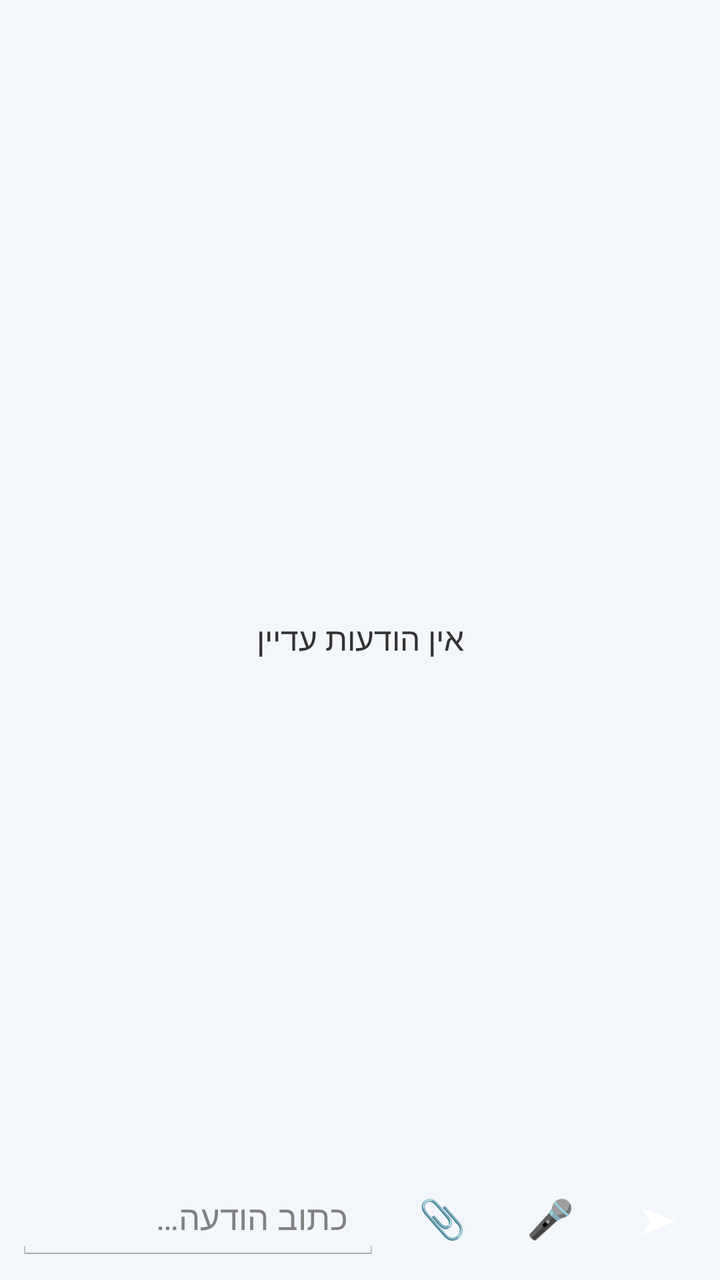
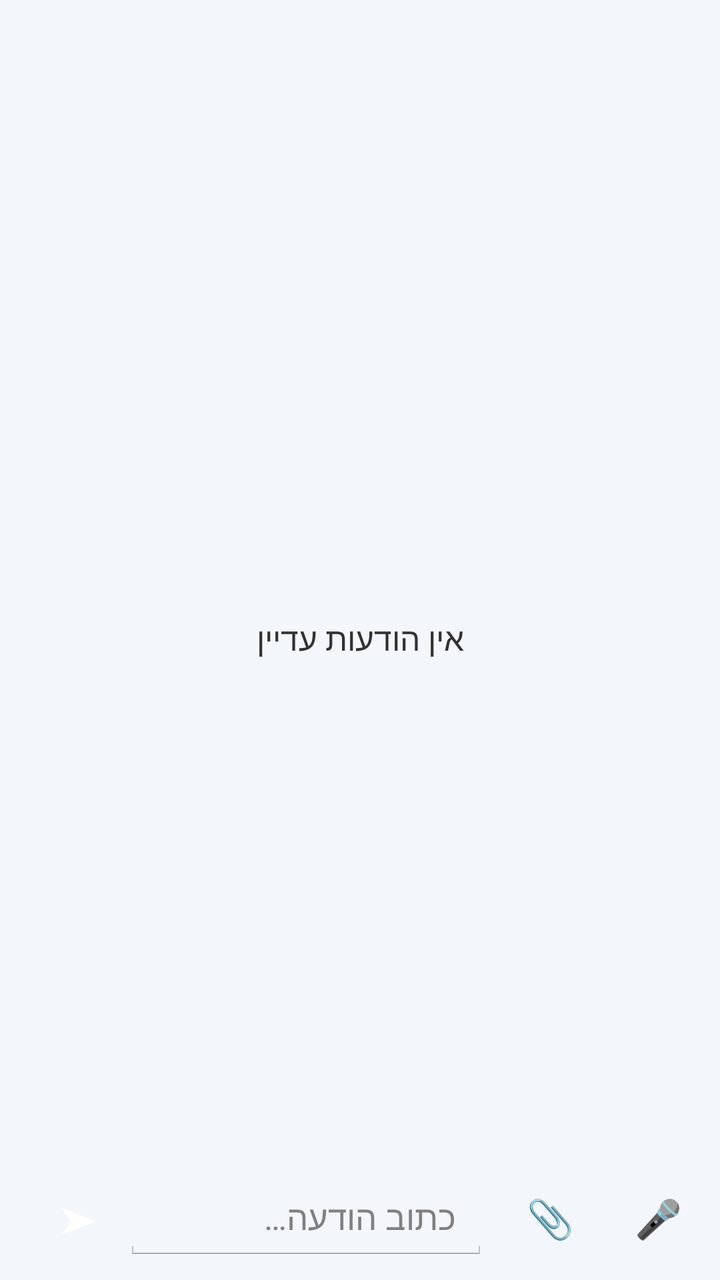

Screens rendered from an Android XML layout before and after an edit, with the pre-edit source and the edit as a unified diff.
<!-- AndroidManifest.xml: application theme AppTheme -->
<!-- res/layout/activity_chat.xml -->
<?xml version="1.0" encoding="utf-8"?>
<LinearLayout xmlns:android="http://schemas.android.com/apk/res/android"
    android:id="@+id/chatRoot"
    android:layout_width="match_parent"
    android:layout_height="match_parent"
    android:orientation="vertical">

    <LinearLayout
        android:id="@+id/chatHeader"
        android:layout_width="match_parent"
        android:layout_height="wrap_content"
        android:gravity="center_vertical"
        android:orientation="horizontal"
        android:padding="10dp">

        <TextView
            android:id="@+id/chatAvatar"
            android:layout_width="40dp"
            android:layout_height="40dp" />

        <LinearLayout
            android:layout_width="0dp"
            android:layout_height="wrap_content"
            android:layout_marginLeft="12dp"
            android:layout_marginRight="12dp"
            android:layout_weight="1"
            android:orientation="vertical">

            <TextView
                android:id="@+id/chatTitle"
                android:layout_width="match_parent"
                android:layout_height="wrap_content"
                android:ellipsize="end"
                android:singleLine="true"
                android:textSize="18sp"
                android:textStyle="bold" />

            <TextView
                android:id="@+id/chatSub"
                android:layout_width="match_parent"
                android:layout_height="wrap_content"
                android:singleLine="true"
                android:textSize="12sp" />
        </LinearLayout>
    </LinearLayout>

    <FrameLayout
        android:layout_width="match_parent"
        android:layout_height="0dp"
        android:layout_weight="1">

        <ListView
            android:id="@+id/chatList"
            android:layout_width="match_parent"
            android:layout_height="match_parent"
            android:clipToPadding="false"
            android:divider="@android:color/transparent"
            android:dividerHeight="0dp"
            android:listSelector="@android:color/transparent"
            android:nextFocusDown="@+id/chatInput"
            android:paddingBottom="6dp"
            android:paddingTop="6dp"
            android:stackFromBottom="true"
            android:transcriptMode="alwaysScroll" />

        <TextView
            android:id="@+id/chatEmpty"
            android:layout_width="match_parent"
            android:layout_height="wrap_content"
            android:layout_gravity="center"
            android:gravity="center"
            android:padding="24dp"
            android:text="@string/chat_empty"
            android:textSize="16sp" />
    </FrameLayout>

    <LinearLayout
        android:id="@+id/chatRecBar"
        android:layout_width="match_parent"
        android:layout_height="wrap_content"
        android:background="#FFD64545"
        android:gravity="center_vertical"
        android:orientation="horizontal"
        android:padding="8dp"
        android:visibility="gone">

        <LinearLayout
            android:layout_width="0dp"
            android:layout_height="wrap_content"
            android:layout_weight="1"
            android:orientation="vertical">

            <TextView
                android:id="@+id/chatRec"
                android:layout_width="match_parent"
                android:layout_height="wrap_content"
                android:gravity="center_vertical"
                android:paddingLeft="8dp"
                android:paddingRight="8dp"
                android:textColor="#FFFFFFFF"
                android:textSize="16sp"
                android:textStyle="bold" />

            <TextView
                android:id="@+id/chatRecHint"
                android:layout_width="match_parent"
                android:layout_height="wrap_content"
                android:paddingLeft="8dp"
                android:paddingRight="8dp"
                android:textColor="#CCFFFFFF"
                android:textSize="11sp"
                android:visibility="gone" />
        </LinearLayout>

        <TextView
            android:id="@+id/chatRecPause"
            android:layout_width="46dp"
            android:layout_height="46dp"
            android:layout_marginLeft="6dp"
            android:contentDescription="@string/cd_rec_pause"
            android:focusable="true"
            android:gravity="center"
            android:nextFocusDown="@+id/chatRecPause"
            android:nextFocusLeft="@+id/chatRecSend"
            android:nextFocusRight="@+id/chatRecCancel"
            android:nextFocusUp="@+id/chatRecPause"
            android:text="⏸"
            android:textColor="#FFFFFFFF"
            android:textSize="20sp" />

        <TextView
            android:id="@+id/chatRecSend"
            android:layout_width="46dp"
            android:layout_height="46dp"
            android:layout_marginLeft="6dp"
            android:contentDescription="@string/cd_rec_send"
            android:focusable="true"
            android:gravity="center"
            android:nextFocusDown="@+id/chatRecSend"
            android:nextFocusLeft="@+id/chatRecCancel"
            android:nextFocusRight="@+id/chatRecPause"
            android:nextFocusUp="@+id/chatRecSend"
            android:text="➤"
            android:textColor="#FFFFFFFF"
            android:textSize="20sp" />

        <TextView
            android:id="@+id/chatRecCancel"
            android:layout_width="46dp"
            android:layout_height="46dp"
            android:layout_marginLeft="6dp"
            android:contentDescription="@string/cd_rec_cancel"
            android:focusable="true"
            android:gravity="center"
            android:nextFocusDown="@+id/chatRecCancel"
            android:nextFocusLeft="@+id/chatRecPause"
            android:nextFocusRight="@+id/chatRecSend"
            android:nextFocusUp="@+id/chatRecCancel"
            android:text="🗑"
            android:textColor="#FFFFFFFF"
            android:textSize="20sp" />
    </LinearLayout>

    <TextView
        android:id="@+id/chatSendProgress"
        android:layout_width="match_parent"
        android:layout_height="wrap_content"
        android:gravity="center"
        android:padding="8dp"
        android:textSize="13sp"
        android:visibility="gone" />

    <LinearLayout
        android:id="@+id/chatInputRow"
        android:layout_width="match_parent"
        android:layout_height="wrap_content"
        android:gravity="center_vertical"
        android:orientation="horizontal"
        android:padding="8dp">

        <EditText
            android:id="@+id/chatInput"
            android:layout_width="0dp"
            android:layout_height="wrap_content"
            android:layout_weight="1"
            android:hint="@string/chat_hint"
            android:imeOptions="actionSend"
            android:inputType="textCapSentences|textMultiLine"
            android:maxLines="3"
            android:minHeight="44dp"
            android:nextFocusRight="@+id/chatAttach"
            android:nextFocusUp="@+id/chatList"
            android:paddingLeft="16dp"
            android:paddingRight="16dp"
            android:textSize="17sp" />

        <TextView
            android:id="@+id/chatAttach"
            android:layout_width="46dp"
            android:layout_height="46dp"
            android:layout_marginLeft="8dp"
            android:contentDescription="@string/cd_attach"
            android:focusable="true"
            android:gravity="center"
            android:nextFocusLeft="@+id/chatInput"
            android:nextFocusRight="@+id/chatMic"
            android:nextFocusUp="@+id/chatList"
            android:text="📎"
            android:textColor="#FFFFFFFF"
            android:textSize="19sp" />

        <TextView
            android:id="@+id/chatMic"
            android:layout_width="46dp"
            android:layout_height="46dp"
            android:layout_marginLeft="8dp"
            android:focusable="true"
            android:gravity="center"
            android:nextFocusLeft="@+id/chatAttach"
            android:nextFocusRight="@+id/chatSend"
            android:nextFocusUp="@+id/chatList"
            android:text="🎤"
            android:textColor="#FFFFFFFF"
            android:textSize="19sp" />

        <TextView
            android:id="@+id/chatSend"
            android:layout_width="46dp"
            android:layout_height="46dp"
            android:layout_marginLeft="8dp"
            android:focusable="true"
            android:gravity="center"
            android:nextFocusLeft="@+id/chatAttach"
            android:nextFocusUp="@+id/chatList"
            android:text="➤"
            android:textColor="#FFFFFFFF"
            android:textSize="19sp" />
    </LinearLayout>
</LinearLayout>
<!-- resources referenced by this layout -->
<resources>
  <string name="cd_attach">צרף תמונה</string>
  <string name="cd_rec_cancel">בטל הקלטה</string>
  <string name="cd_rec_pause">השהה או המשך הקלטה</string>
  <string name="cd_rec_send">שלח הקלטה</string>
  <string name="chat_empty">אין הודעות עדיין</string>
  <string name="chat_hint">כתוב הודעה…</string>
  <style name="AppTheme" parent="android:Theme.Holo.Light.NoActionBar">
          <item name="sbBg">@color/bg_light</item>
          <item name="sbHeader">@color/header_black</item>
          <item name="sbAccent">@color/accent_blue</item>
          <item name="sbText">@color/text_dark</item>
          <item name="sbTextSecondary">@color/text_dark_secondary</item>
          <item name="sbRow">@color/row_light</item>
          <item name="sbBubbleIn">@color/bubble_in_light</item>
          <item name="sbBubbleOut">@color/bubble_out_light</item>
          <item name="android:windowBackground">@color/bg_light</item>
      </style>
  <color name="bg_light">#FFF3F6FA</color>
  <color name="header_black">#FF0B5CAD</color>
  <color name="accent_blue">#FF0078D7</color>
  <color name="text_dark">#FF212121</color>
  <color name="text_dark_secondary">#FF5A5A5A</color>
  <color name="row_light">#FFFFFFFF</color>
  <color name="bubble_in_light">#FFE8EEF7</color>
  <color name="bubble_out_light">#FFD6EAFB</color>
</resources>

<!-- the commit's change to res/layout/activity_chat.xml (unified diff, before → after) -->
@@ -178,6 +178,21 @@
         android:orientation="horizontal"
         android:padding="8dp">
 
+        <TextView
+            android:id="@+id/chatSend"
+            android:layout_width="46dp"
+            android:layout_height="46dp"
+            android:layout_marginLeft="8dp"
+            android:focusable="true"
+            android:gravity="center"
+            android:nextFocusDown="@+id/chatSend"
+            android:nextFocusLeft="@+id/chatInput"
+            android:nextFocusRight="@+id/chatSend"
+            android:nextFocusUp="@+id/chatList"
+            android:text="➤"
+            android:textColor="#FFFFFFFF"
+            android:textSize="19sp" />
+
         <EditText
             android:id="@+id/chatInput"
             android:layout_width="0dp"
@@ -188,7 +203,8 @@
             android:inputType="textCapSentences|textMultiLine"
             android:maxLines="3"
             android:minHeight="44dp"
-            android:nextFocusRight="@+id/chatAttach"
+            android:nextFocusLeft="@+id/chatAttach"
+            android:nextFocusRight="@+id/chatInput"
             android:nextFocusUp="@+id/chatList"
             android:paddingLeft="16dp"
             android:paddingRight="16dp"
@@ -202,8 +218,9 @@
             android:contentDescription="@string/cd_attach"
             android:focusable="true"
             android:gravity="center"
-            android:nextFocusLeft="@+id/chatInput"
-            android:nextFocusRight="@+id/chatMic"
+            android:nextFocusDown="@+id/chatAttach"
+            android:nextFocusLeft="@+id/chatMic"
+            android:nextFocusRight="@+id/chatInput"
             android:nextFocusUp="@+id/chatList"
             android:text="📎"
             android:textColor="#FFFFFFFF"
@@ -216,23 +233,11 @@
             android:layout_marginLeft="8dp"
             android:focusable="true"
             android:gravity="center"
-            android:nextFocusLeft="@+id/chatAttach"
-            android:nextFocusRight="@+id/chatSend"
+            android:nextFocusDown="@+id/chatMic"
+            android:nextFocusLeft="@+id/chatMic"
+            android:nextFocusRight="@+id/chatAttach"
             android:nextFocusUp="@+id/chatList"
             android:text="🎤"
-            android:textColor="#FFFFFFFF"
-            android:textSize="19sp" />
-
-        <TextView
-            android:id="@+id/chatSend"
-            android:layout_width="46dp"
-            android:layout_height="46dp"
-            android:layout_marginLeft="8dp"
-            android:focusable="true"
-            android:gravity="center"
-            android:nextFocusLeft="@+id/chatAttach"
-            android:nextFocusUp="@+id/chatList"
-            android:text="➤"
             android:textColor="#FFFFFFFF"
             android:textSize="19sp" />
     </LinearLayout>
